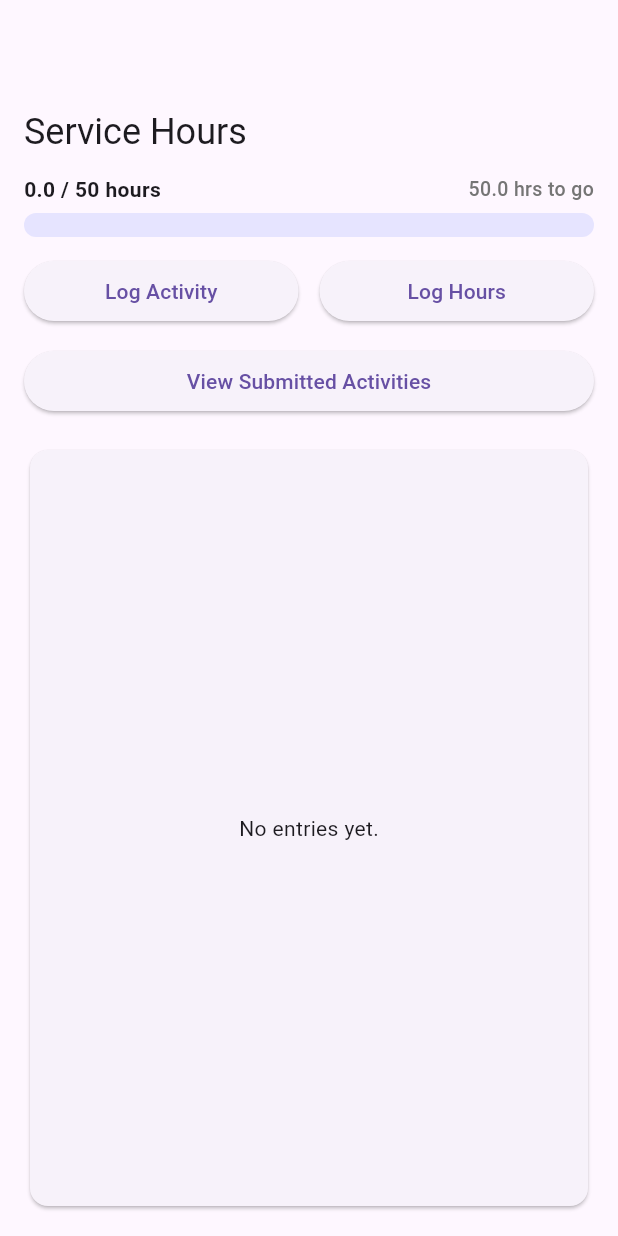
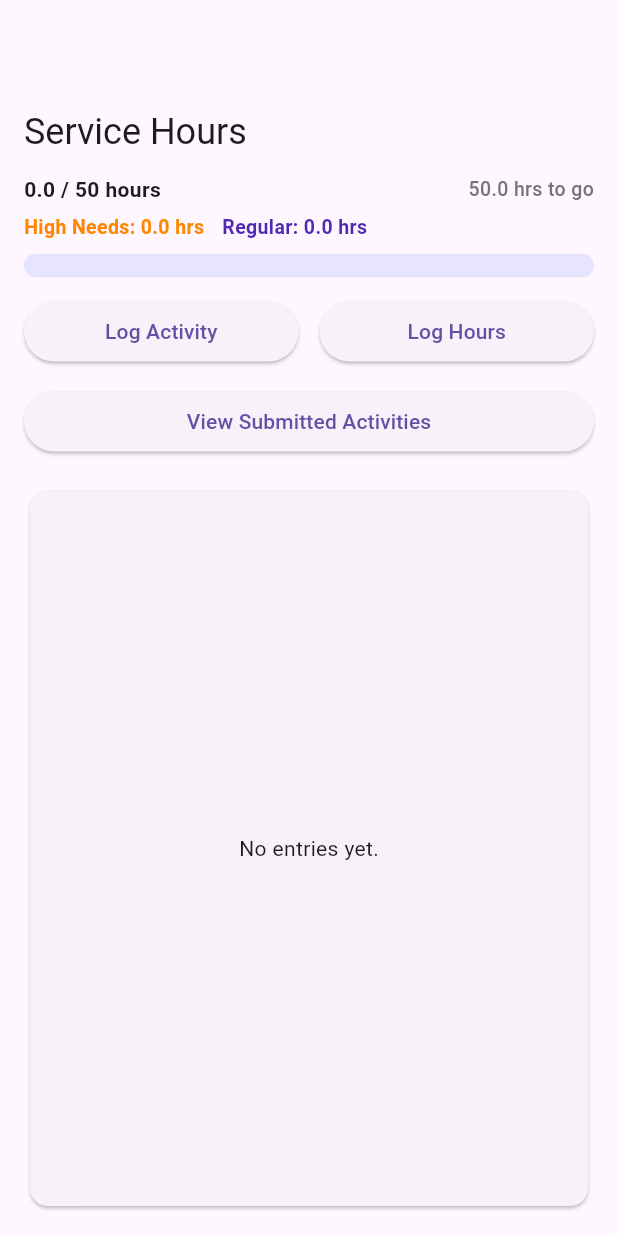
Before and after one commit to jasminepalit/served, a Flutter app: the HomePage screen opened directly, on a phone screen of 412 x 824 dp. Run offline on Flutter 3.47's test engine with Material 3 defaults, Android fonts, the phone set to English and light mode, and no system bars; our stand-ins replace cloud_firestore, cloud_functions, firebase_auth, firebase_core, firebase_storage, flutter_svg and 1 more; accounts and stored records are empty; network calls fail.

```diff
--- a/lib/HomePage.dart
+++ b/lib/HomePage.dart
@@ -70,7 +70,6 @@ class _HomePageState extends State<HomePage> {
                       .snapshots(),
                   builder: (context, snapshot) {
                     double totalHours = 0;
-                    double highNeedsHours = 0;
                     if (snapshot.hasData) {
                       for (final doc in snapshot.data!.docs) {
                         final data = doc.data() as Map<String, dynamic>;
@@ -79,16 +78,20 @@ class _HomePageState extends State<HomePage> {
                           final h = data['hours'];
                           if (h is num) {
                             totalHours += h.toDouble();
-                            final isHighNeeds = data['high_needs'] ?? false;
-                            if (isHighNeeds) {
-                              highNeedsHours += h.toDouble();
                           }
                         }
                       }
                     }
-                    }
+
                     final progress = (totalHours / 50).clamp(0.0, 1.0);
-                    final highNeedsProgress = (highNeedsHours / 50).clamp(0.0, 1.0);
+
+                    return FutureBuilder<double>(
+                      future: fetchSpecificStudentHighNeedsHours(user.uid),
+                      builder: (context, highNeedsSnapshot) {
+                        final highNeedsHours = highNeedsSnapshot.data ?? 0.0;
+                        final highNeedsProgress =
+                            (highNeedsHours / 50).clamp(0.0, 1.0);
+
                         return Column(
                           crossAxisAlignment: CrossAxisAlignment.start,
                           children: [
@@ -110,6 +113,29 @@ class _HomePageState extends State<HomePage> {
                               ],
                             ),
                             const SizedBox(height: 6),
+                            Wrap(
+                              spacing: 12,
+                              runSpacing: 6,
+                              children: [
+                                Text(
+                                  'High Needs: ${highNeedsHours.toStringAsFixed(1)} hrs',
+                                  style: const TextStyle(
+                                    fontSize: 13,
+                                    color: kAccentOrange,
+                                    fontWeight: FontWeight.w600,
+                                  ),
+                                ),
+                                Text(
+                                  'Regular: ${(totalHours - highNeedsHours).toStringAsFixed(1)} hrs',
+                                  style: const TextStyle(
+                                    fontSize: 13,
+                                    color: kPrimaryColor,
+                                    fontWeight: FontWeight.w600,
+                                  ),
+                                ),
+                              ],
+                            ),
+                            const SizedBox(height: 8),
                             ClipRRect(
                               borderRadius: BorderRadius.circular(8),
                               child: Stack(
@@ -135,6 +161,8 @@ class _HomePageState extends State<HomePage> {
                             ),
                             const SizedBox(height: 12),
                           ],
+                        );
+                      },
                     );
                   },
                 ),
```
Also changed, not shown: lib/LoginPage.dart (+32 -19 lines), lib/StudentActivityPage.dart (+18 -0 lines). Lines whose indentation alone changed are shown as unchanged.
